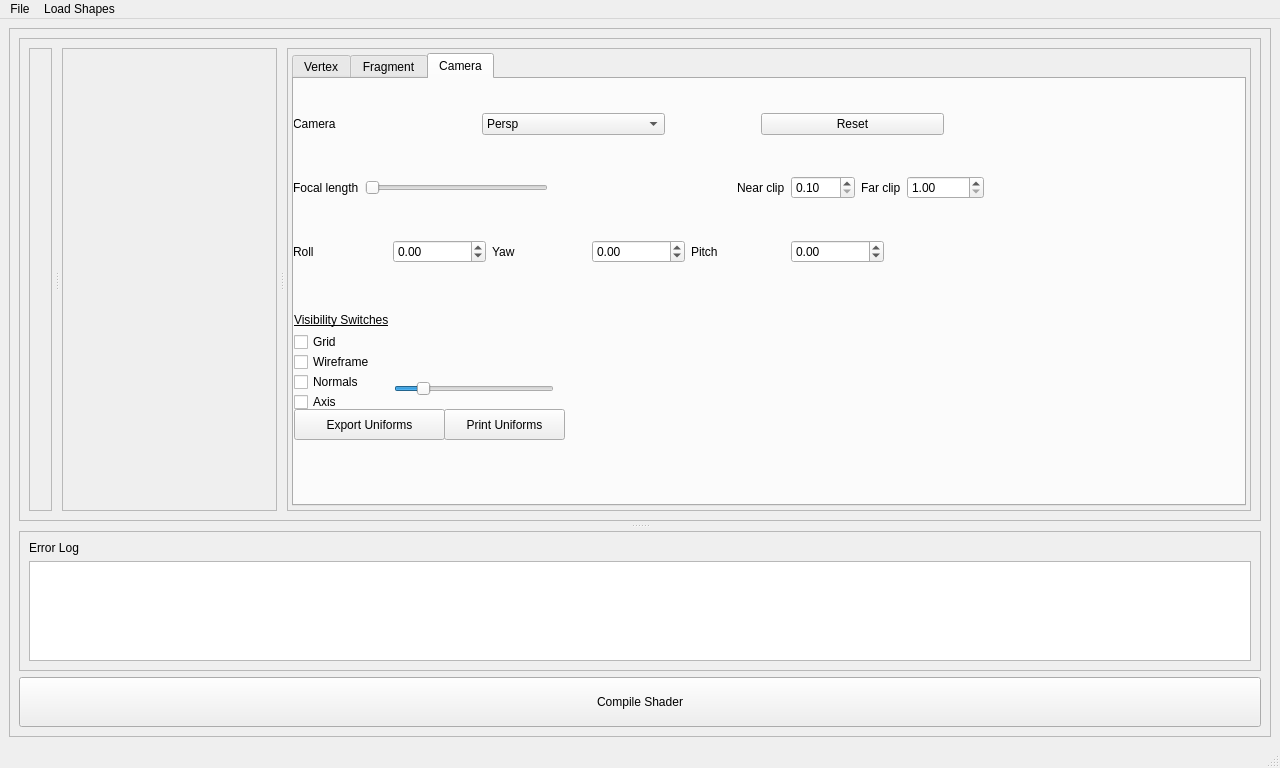
First picture: the form in ui/MainWindow.ui, repository NCCA/ShaderEnvironmentBuilder, before the edit.
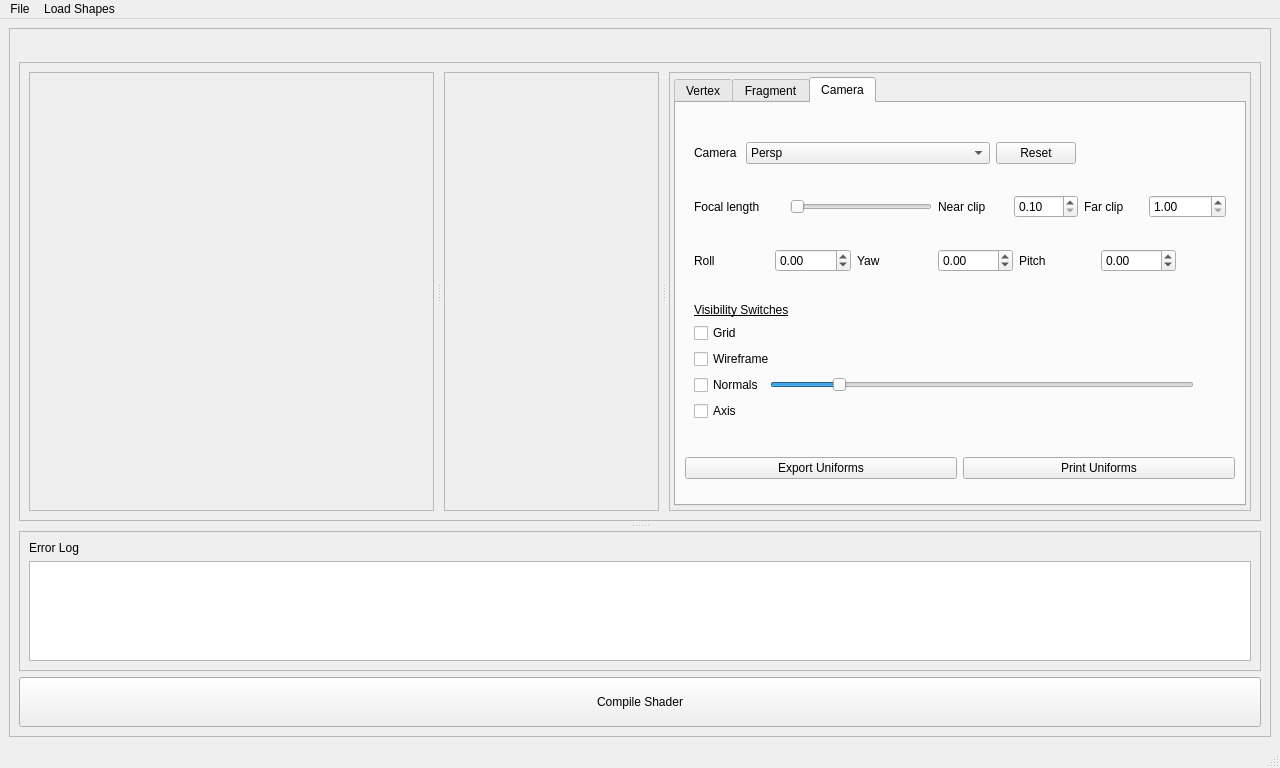
Second picture: the form after the edit. The open tabs and pages were chosen to show the change.

What changed in the file:
```diff
--- a/ui/MainWindow.ui
+++ b/ui/MainWindow.ui
@@ -10,6 +10,18 @@
     <height>768</height>
    </rect>
   </property>
+  <property name="sizePolicy">
+   <sizepolicy hsizetype="Preferred" vsizetype="Preferred">
+    <horstretch>0</horstretch>
+    <verstretch>0</verstretch>
+   </sizepolicy>
+  </property>
+  <property name="minimumSize">
+   <size>
+    <width>768</width>
+    <height>0</height>
+   </size>
+  </property>
   <property name="windowTitle">
    <string>CEB -- Chader Envionment Builder</string>
   </property>
@@ -30,6 +42,15 @@
        <enum>QFrame::Raised</enum>
       </property>
       <layout class="QVBoxLayout" name="verticalLayout_3">
+       <item>
+        <widget class="QWidget" name="test" native="true">
+         <layout class="QVBoxLayout" name="verticalLayout_5">
+          <item>
+           <widget class="QWidget" name="widget" native="true"/>
+          </item>
+         </layout>
+        </widget>
+       </item>
        <item>
         <widget class="QSplitter" name="m_splitV_mainContext">
          <property name="sizePolicy">
@@ -75,7 +96,7 @@
              <widget class="QFrame" name="m_f_gl_temp">
               <property name="sizePolicy">
                <sizepolicy hsizetype="Preferred" vsizetype="Preferred">
-                <horstretch>1</horstretch>
+                <horstretch>100</horstretch>
                 <verstretch>0</verstretch>
                </sizepolicy>
               </property>
@@ -123,7 +144,7 @@
                  <x>0</x>
                  <y>0</y>
                  <width>213</width>
-                 <height>443</height>
+                 <height>409</height>
                 </rect>
                </property>
                <property name="sizePolicy">
@@ -218,111 +239,124 @@
                    <string>Fragment</string>
                   </attribute>
                  </widget>
-                 <widget class="QWidget" name="tab">
+                 <widget class="QWidget" name="m_tab_camera">
+                  <property name="sizePolicy">
+                   <sizepolicy hsizetype="Expanding" vsizetype="Expanding">
+                    <horstretch>0</horstretch>
+                    <verstretch>0</verstretch>
+                   </sizepolicy>
+                  </property>
                   <attribute name="title">
                    <string>Camera</string>
                   </attribute>
-                  <widget class="QWidget" name="gridLayoutWidget">
-                   <property name="geometry">
-                    <rect>
-                     <x>-1</x>
-                     <y>-1</y>
-                     <width>751</width>
-                     <height>221</height>
-                    </rect>
-                   </property>
-                   <layout class="QGridLayout" name="gridLayout">
-                    <item row="2" column="0">
-                     <layout class="QHBoxLayout" name="horizontalLayout_3">
+                  <layout class="QVBoxLayout" name="m_vl_tab_camera">
                       <item>
-                       <widget class="QLabel" name="label_3">
-                        <property name="text">
-                         <string>Roll</string>
-                        </property>
-                       </widget>
-                      </item>
-                      <item>
-                       <widget class="QDoubleSpinBox" name="m_cameraRoll">
-                        <property name="minimum">
-                         <double>-360.000000000000000</double>
-                        </property>
-                        <property name="maximum">
-                         <double>360.000000000000000</double>
-                        </property>
-                        <property name="singleStep">
-                         <double>1.000000000000000</double>
-                        </property>
-                       </widget>
-                      </item>
-                      <item>
-                       <widget class="QLabel" name="label_4">
-                        <property name="text">
-                         <string>Yaw</string>
-                        </property>
-                       </widget>
-                      </item>
-                      <item>
-                       <widget class="QDoubleSpinBox" name="m_cameraYaw">
-                        <property name="minimum">
-                         <double>-360.000000000000000</double>
-                        </property>
-                        <property name="maximum">
-                         <double>360.000000000000000</double>
-                        </property>
-                        <property name="singleStep">
-                         <double>1.000000000000000</double>
-                        </property>
-                       </widget>
-                      </item>
+                    <widget class="QWidget" name="widget_3" native="true">
+                     <property name="sizePolicy">
+                      <sizepolicy hsizetype="Preferred" vsizetype="Maximum">
+                       <horstretch>0</horstretch>
+                       <verstretch>0</verstretch>
+                      </sizepolicy>
+                     </property>
+                     <property name="minimumSize">
+                      <size>
+                       <width>0</width>
+                       <height>0</height>
+                      </size>
+                     </property>
+                     <property name="maximumSize">
+                      <size>
+                       <width>16777215</width>
+                       <height>311</height>
+                      </size>
+                     </property>
+                     <layout class="QVBoxLayout" name="verticalLayout_9">
+                      <property name="sizeConstraint">
+                       <enum>QLayout::SetMinimumSize</enum>
+                      </property>
+                      <property name="leftMargin">
+                       <number>0</number>
+                      </property>
+                      <property name="topMargin">
+                       <number>0</number>
+                      </property>
+                      <property name="rightMargin">
+                       <number>0</number>
+                      </property>
+                      <property name="bottomMargin">
+                       <number>0</number>
+                      </property>
                       <item>
-                       <widget class="QLabel" name="label_5">
-                        <property name="text">
-                         <string>Pitch</string>
+                       <widget class="QFrame" name="frame">
+                        <property name="sizePolicy">
+                         <sizepolicy hsizetype="Maximum" vsizetype="Fixed">
+                          <horstretch>0</horstretch>
+                          <verstretch>0</verstretch>
+                         </sizepolicy>
                         </property>
-                       </widget>
-                      </item>
-                      <item>
-                       <widget class="QDoubleSpinBox" name="m_cameraPitch">
-                        <property name="minimum">
-                         <double>-360.000000000000000</double>
+                        <property name="minimumSize">
+                         <size>
+                          <width>400</width>
+                          <height>0</height>
+                         </size>
                         </property>
-                        <property name="maximum">
-                         <double>360.000000000000000</double>
-                        </property>
-                        <property name="singleStep">
-                         <double>1.000000000000000</double>
-                        </property>
-                       </widget>
-                      </item>
-                      <item>
-                       <spacer name="horizontalSpacer_4">
-                        <property name="orientation">
-                         <enum>Qt::Horizontal</enum>
-                        </property>
-                        <property name="sizeType">
-                         <enum>QSizePolicy::Fixed</enum>
-                        </property>
-                        <property name="sizeHint" stdset="0">
+                        <property name="maximumSize">
                          <size>
-                          <width>160</width>
-                          <height>20</height>
+                          <width>400</width>
+                          <height>16777215</height>
                          </size>
                         </property>
-                       </spacer>
-                      </item>
-                     </layout>
-                    </item>
-                    <item row="0" column="0">
+                        <property name="frameShape">
+                         <enum>QFrame::NoFrame</enum>
+                        </property>
+                        <property name="frameShadow">
+                         <enum>QFrame::Raised</enum>
+                        </property>
+                        <layout class="QVBoxLayout" name="verticalLayout_4">
+                         <item>
                      <layout class="QHBoxLayout" name="horizontalLayout">
+                           <property name="sizeConstraint">
+                            <enum>QLayout::SetDefaultConstraint</enum>
+                           </property>
+                           <property name="leftMargin">
+                            <number>0</number>
+                           </property>
+                           <property name="rightMargin">
+                            <number>0</number>
+                           </property>
                       <item>
                        <widget class="QLabel" name="label">
+                             <property name="sizePolicy">
+                              <sizepolicy hsizetype="Fixed" vsizetype="Preferred">
+                               <horstretch>0</horstretch>
+                               <verstretch>0</verstretch>
+                              </sizepolicy>
+                             </property>
+                             <property name="sizeIncrement">
+                              <size>
+                               <width>0</width>
+                               <height>0</height>
+                              </size>
+                             </property>
+                             <property name="layoutDirection">
+                              <enum>Qt::LeftToRight</enum>
+                             </property>
                         <property name="text">
                          <string>Camera </string>
                         </property>
+                             <property name="alignment">
+                              <set>Qt::AlignLeading|Qt::AlignLeft|Qt::AlignVCenter</set>
+                             </property>
                        </widget>
                       </item>
                       <item>
                        <widget class="QComboBox" name="m_comboBox_view">
+                             <property name="sizePolicy">
+                              <sizepolicy hsizetype="Expanding" vsizetype="Fixed">
+                               <horstretch>0</horstretch>
+                               <verstretch>0</verstretch>
+                              </sizepolicy>
+                             </property>
                         <item>
                          <property name="text">
                           <string>Persp</string>
@@ -350,51 +384,97 @@
                         </item>
                        </widget>
                       </item>
-                      <item>
-                       <spacer name="horizontalSpacer">
-                        <property name="orientation">
-                         <enum>Qt::Horizontal</enum>
-                        </property>
-                        <property name="sizeType">
-                         <enum>QSizePolicy::Fixed</enum>
-                        </property>
-                        <property name="sizeHint" stdset="0">
-                         <size>
-                          <width>90</width>
-                          <height>20</height>
-                         </size>
-                        </property>
-                       </spacer>
-                      </item>
                       <item>
                        <widget class="QPushButton" name="m_resetCam">
+                             <property name="sizePolicy">
+                              <sizepolicy hsizetype="Fixed" vsizetype="Fixed">
+                               <horstretch>0</horstretch>
+                               <verstretch>0</verstretch>
+                              </sizepolicy>
+                             </property>
                         <property name="text">
                          <string>Reset</string>
                         </property>
                        </widget>
                       </item>
+                          </layout>
+                         </item>
+                        </layout>
+                       </widget>
+                      </item>
                       <item>
-                       <spacer name="horizontalSpacer_3">
-                        <property name="orientation">
-                         <enum>Qt::Horizontal</enum>
+                       <widget class="QFrame" name="frame_2">
+                        <property name="sizePolicy">
+                         <sizepolicy hsizetype="MinimumExpanding" vsizetype="Fixed">
+                          <horstretch>0</horstretch>
+                          <verstretch>0</verstretch>
+                         </sizepolicy>
                         </property>
-                        <property name="sizeType">
-                         <enum>QSizePolicy::Fixed</enum>
+                        <property name="minimumSize">
+                         <size>
+                          <width>550</width>
+                          <height>0</height>
+                         </size>
                         </property>
-                        <property name="sizeHint" stdset="0">
+                        <property name="maximumSize">
                          <size>
-                          <width>100</width>
-                          <height>20</height>
+                          <width>400</width>
+                          <height>16777215</height>
                          </size>
                         </property>
-                       </spacer>
-                      </item>
-                     </layout>
-                    </item>
-                    <item row="1" column="0">
+                        <property name="frameShape">
+                         <enum>QFrame::NoFrame</enum>
+                        </property>
+                        <property name="frameShadow">
+                         <enum>QFrame::Raised</enum>
+                        </property>
+                        <layout class="QVBoxLayout" name="verticalLayout_6">
+                         <property name="spacing">
+                          <number>6</number>
+                         </property>
+                         <property name="leftMargin">
+                          <number>9</number>
+                         </property>
+                         <property name="topMargin">
+                          <number>9</number>
+                         </property>
+                         <property name="rightMargin">
+                          <number>9</number>
+                         </property>
+                         <property name="bottomMargin">
+                          <number>9</number>
+                         </property>
+                         <item>
                      <layout class="QHBoxLayout" name="horizontalLayout_2">
+                           <property name="sizeConstraint">
+                            <enum>QLayout::SetDefaultConstraint</enum>
+                           </property>
+                           <property name="leftMargin">
+                            <number>0</number>
+                           </property>
+                           <property name="topMargin">
+                            <number>0</number>
+                           </property>
+                           <property name="rightMargin">
+                            <number>0</number>
+                           </property>
+                           <property name="bottomMargin">
+                            <number>0</number>
+                           </property>
                       <item>
                        <widget class="QLabel" name="label_2">
+                             <property name="sizePolicy">
+                              <sizepolicy hsizetype="Fixed" vsizetype="Preferred">
+                               <horstretch>0</horstretch>
+                               <verstretch>0</verstretch>
+                              </sizepolicy>
+                             </property>
+                             <property name="minimumSize">
+                              <size>
+                               <width>90</width>
+                               <height>0</height>
+                              </size>
+                             </property>
                         <property name="text">
                          <string>Focal length</string>
                         </property>
@@ -402,26 +482,37 @@
                       </item>
                       <item>
                        <widget class="QSlider" name="m_sldr_cameraFov">
-                        <property name="orientation">
-                         <enum>Qt::Horizontal</enum>
-                        </property>
-                       </widget>
-                      </item>
-                      <item>
-                       <spacer name="horizontalSpacer_2">
-                        <property name="orientation">
-                         <enum>Qt::Horizontal</enum>
-                        </property>
-                        <property name="sizeHint" stdset="0">
+                             <property name="sizePolicy">
+                              <sizepolicy hsizetype="MinimumExpanding" vsizetype="Preferred">
+                               <horstretch>0</horstretch>
+                               <verstretch>0</verstretch>
+                              </sizepolicy>
+                             </property>
+                             <property name="minimumSize">
                          <size>
-                          <width>40</width>
-                          <height>20</height>
-                         </size>
-                        </property>
-                       </spacer>
+                               <width>0</width>
+                               <height>0</height>
+                              </size>
+                             </property>
+                             <property name="orientation">
+                              <enum>Qt::Horizontal</enum>
+                             </property>
+                            </widget>
                       </item>
                       <item>
                        <widget class="QLabel" name="label_7">
+                             <property name="sizePolicy">
+                              <sizepolicy hsizetype="Fixed" vsizetype="Preferred">
+                               <horstretch>0</horstretch>
+                               <verstretch>0</verstretch>
+                              </sizepolicy>
+                             </property>
+                             <property name="minimumSize">
+                              <size>
+                               <width>70</width>
+                               <height>0</height>
+                              </size>
+                             </property>
                         <property name="text">
                          <string>Near clip</string>
                         </property>
@@ -429,6 +520,12 @@
                       </item>
                       <item>
                        <widget class="QDoubleSpinBox" name="m_nearClip">
+                             <property name="sizePolicy">
+                              <sizepolicy hsizetype="Fixed" vsizetype="Fixed">
+                               <horstretch>0</horstretch>
+                               <verstretch>0</verstretch>
+                              </sizepolicy>
+                             </property>
                         <property name="minimum">
                          <double>0.100000000000000</double>
                         </property>
@@ -442,6 +539,18 @@
                       </item>
                       <item>
                        <widget class="QLabel" name="label_8">
+                             <property name="sizePolicy">
+                              <sizepolicy hsizetype="Fixed" vsizetype="Preferred">
+                               <horstretch>0</horstretch>
+                               <verstretch>0</verstretch>
+                              </sizepolicy>
+                             </property>
+                             <property name="minimumSize">
+                              <size>
+                               <width>59</width>
+                               <height>0</height>
+                              </size>
+                             </property>
                         <property name="text">
                          <string>Far clip</string>
                         </property>
@@ -449,6 +558,12 @@
                       </item>
                       <item>
                        <widget class="QDoubleSpinBox" name="m_farClip">
+                             <property name="sizePolicy">
+                              <sizepolicy hsizetype="Fixed" vsizetype="Fixed">
+                               <horstretch>0</horstretch>
+                               <verstretch>0</verstretch>
+                              </sizepolicy>
+                             </property>
                         <property name="minimum">
                          <double>1.000000000000000</double>
                         </property>
@@ -460,150 +575,243 @@
                         </property>
                        </widget>
                       </item>
+                          </layout>
+                         </item>
+                        </layout>
+                       </widget>
+                      </item>
                       <item>
-                       <spacer name="horizontalSpacer_5">
-                        <property name="orientation">
-                         <enum>Qt::Horizontal</enum>
+                       <widget class="QFrame" name="frame_3">
+                        <property name="sizePolicy">
+                         <sizepolicy hsizetype="Maximum" vsizetype="Fixed">
+                          <horstretch>0</horstretch>
+                          <verstretch>0</verstretch>
+                         </sizepolicy>
                         </property>
-                        <property name="sizeType">
-                         <enum>QSizePolicy::Fixed</enum>
-                        </property>
-                        <property name="sizeHint" stdset="0">
+                        <property name="minimumSize">
                          <size>
-                          <width>60</width>
-                          <height>20</height>
+                          <width>500</width>
+                          <height>0</height>
                          </size>
                         </property>
-                       </spacer>
-                      </item>
-                     </layout>
-                    </item>
-                   </layout>
-                  </widget>
-                  <widget class="QSlider" name="m_normalSize">
-                   <property name="geometry">
-                    <rect>
-                     <x>100</x>
-                     <y>300</y>
-                     <width>160</width>
-                     <height>19</height>
-                    </rect>
-                   </property>
+                        <property name="frameShape">
+                         <enum>QFrame::NoFrame</enum>
+                        </property>
+                        <property name="frameShadow">
+                         <enum>QFrame::Raised</enum>
+                        </property>
+                        <layout class="QVBoxLayout" name="verticalLayout_7">
+                         <item>
+                          <layout class="QHBoxLayout" name="horizontalLayout_3">
+                           <item>
+                            <widget class="QLabel" name="label_3">
+                             <property name="text">
+                              <string>Roll</string>
+                             </property>
+                            </widget>
+                           </item>
+                           <item>
+                            <widget class="QDoubleSpinBox" name="m_cameraRoll">
+                             <property name="minimum">
+                              <double>-360.000000000000000</double>
+                             </property>
+                             <property name="maximum">
+                              <double>360.000000000000000</double>
+                             </property>
+                             <property name="singleStep">
+                              <double>1.000000000000000</double>
+                             </property>
+                            </widget>
+                           </item>
+                           <item>
+                            <widget class="QLabel" name="label_4">
+                             <property name="text">
+                              <string>Yaw</string>
+                             </property>
+                            </widget>
+                           </item>
+                           <item>
+                            <widget class="QDoubleSpinBox" name="m_cameraYaw">
+                             <property name="minimum">
+                              <double>-360.000000000000000</double>
+                             </property>
+                             <property name="maximum">
+                              <double>360.000000000000000</double>
+                             </property>
+                             <property name="singleStep">
+                              <double>1.000000000000000</double>
+                             </property>
+                            </widget>
+                           </item>
+                           <item>
+                            <widget class="QLabel" name="label_5">
+                             <property name="text">
+                              <string>Pitch</string>
+                             </property>
+                            </widget>
+                           </item>
+                           <item>
+                            <widget class="QDoubleSpinBox" name="m_cameraPitch">
                    <property name="minimum">
-                    <number>1</number>
+                              <double>-360.000000000000000</double>
                    </property>
                    <property name="maximum">
-                    <number>60</number>
+                              <double>360.000000000000000</double>
                    </property>
                    <property name="singleStep">
-                    <number>1</number>
-                   </property>
-                   <property name="value">
-                    <number>10</number>
-                   </property>
-                   <property name="sliderPosition">
-                    <number>10</number>
-                   </property>
-                   <property name="orientation">
-                    <enum>Qt::Horizontal</enum>
-                   </property>
-                  </widget>
+                              <double>1.000000000000000</double>
+                             </property>
+                            </widget>
+                           </item>
+                          </layout>
+                         </item>
+                        </layout>
+                       </widget>
+                      </item>
+                      <item>
+                       <widget class="QFrame" name="frame_4">
+                        <property name="sizePolicy">
+                         <sizepolicy hsizetype="Maximum" vsizetype="Fixed">
+                          <horstretch>0</horstretch>
+                          <verstretch>0</verstretch>
+                         </sizepolicy>
+                        </property>
+                        <property name="minimumSize">
+                         <size>
+                          <width>0</width>
+                          <height>0</height>
+                         </size>
+                        </property>
+                        <property name="frameShape">
+                         <enum>QFrame::NoFrame</enum>
+                        </property>
+                        <property name="frameShadow">
+                         <enum>QFrame::Raised</enum>
+                        </property>
+                        <layout class="QVBoxLayout" name="verticalLayout_8">
+                         <item>
+                          <widget class="QLabel" name="label_6">
+                           <property name="font">
+                            <font>
+                             <underline>true</underline>
+                            </font>
+                           </property>
+                           <property name="text">
+                            <string>Visibility Switches</string>
+                           </property>
+                          </widget>
+                         </item>
+                         <item>
+                          <widget class="QCheckBox" name="m_showGrid">
+                           <property name="text">
+                            <string>Grid</string>
+                           </property>
+                          </widget>
+                         </item>
+                         <item>
                   <widget class="QCheckBox" name="m_showWireframe">
-                   <property name="geometry">
-                    <rect>
-                     <x>0</x>
-                     <y>270</y>
-                     <width>96</width>
-                     <height>26</height>
-                    </rect>
-                   </property>
                    <property name="text">
                     <string>Wireframe</string>
                    </property>
                   </widget>
+                         </item>
+                         <item>
+                          <widget class="QWidget" name="widget_2" native="true">
+                           <property name="sizePolicy">
+                            <sizepolicy hsizetype="MinimumExpanding" vsizetype="Preferred">
+                             <horstretch>0</horstretch>
+                             <verstretch>0</verstretch>
+                            </sizepolicy>
+                           </property>
+                           <property name="minimumSize">
+                            <size>
+                             <width>500</width>
+                             <height>0</height>
+                            </size>
+                           </property>
+                           <layout class="QHBoxLayout" name="horizontalLayout_4">
+                            <property name="leftMargin">
+                             <number>0</number>
+                            </property>
+                            <property name="topMargin">
+                             <number>0</number>
+                            </property>
+                            <property name="rightMargin">
+                             <number>0</number>
+                            </property>
+                            <property name="bottomMargin">
+                             <number>0</number>
+                            </property>
+                            <item>
                   <widget class="QCheckBox" name="m_showNormals">
-                   <property name="geometry">
-                    <rect>
-                     <x>0</x>
-                     <y>290</y>
-                     <width>96</width>
-                     <height>26</height>
-                    </rect>
-                   </property>
                    <property name="text">
                     <string>Normals</string>
                    </property>
                   </widget>
-                  <widget class="QCheckBox" name="m_showGrid">
-                   <property name="geometry">
-                    <rect>
-                     <x>0</x>
-                     <y>250</y>
-                     <width>96</width>
-                     <height>26</height>
-                    </rect>
-                   </property>
+                            </item>
+                            <item>
+                             <widget class="QSlider" name="m_normalSize">
+                              <property name="sizePolicy">
+                               <sizepolicy hsizetype="Expanding" vsizetype="Preferred">
+                                <horstretch>0</horstretch>
+                                <verstretch>0</verstretch>
+                               </sizepolicy>
+                              </property>
+                              <property name="minimum">
+                               <number>1</number>
+                              </property>
+                              <property name="maximum">
+                               <number>60</number>
+                              </property>
+                              <property name="singleStep">
+                               <number>1</number>
+                              </property>
+                              <property name="value">
+                               <number>10</number>
+                              </property>
+                              <property name="sliderPosition">
+                               <number>10</number>
+                              </property>
+                              <property name="orientation">
+                               <enum>Qt::Horizontal</enum>
+                              </property>
+                             </widget>
+                            </item>
+                           </layout>
+                          </widget>
+                         </item>
+                         <item>
+                          <widget class="QCheckBox" name="m_showAxis">
                    <property name="text">
-                    <string>Grid</string>
-                   </property>
-                  </widget>
+                            <string>Axis</string>
+                           </property>
+                          </widget>
+                         </item>
+                        </layout>
+                       </widget>
+                      </item>
+                     </layout>
+                    </widget>
+                   </item>
+                   <item>
+                    <layout class="QHBoxLayout" name="horizontalLayout_5">
+                     <item>
                   <widget class="QPushButton" name="m_exportUniforms">
-                   <property name="geometry">
-                    <rect>
-                     <x>0</x>
-                     <y>330</y>
-                     <width>151</width>
-                     <height>31</height>
-                    </rect>
-                   </property>
                    <property name="text">
                     <string>Export Uniforms</string>
                    </property>
                   </widget>
+                     </item>
+                     <item>
                   <widget class="QPushButton" name="m_printUniforms">
-                   <property name="geometry">
-                    <rect>
-                     <x>150</x>
-                     <y>330</y>
-                     <width>121</width>
-                     <height>31</height>
-                    </rect>
-                   </property>
                    <property name="text">
                     <string>Print Uniforms</string>
                    </property>
                   </widget>
-                  <widget class="QCheckBox" name="m_showAxis">
-                   <property name="geometry">
-                    <rect>
-                     <x>0</x>
-                     <y>310</y>
-                     <width>96</width>
-                     <height>26</height>
-                    </rect>
-                   </property>
-                   <property name="text">
-                    <string>Axis</string>
-                   </property>
-                  </widget>
-                  <widget class="QLabel" name="label_6">
-                   <property name="geometry">
-                    <rect>
-                     <x>0</x>
-                     <y>230</y>
-                     <width>131</width>
-                     <height>21</height>
-                    </rect>
-                   </property>
-                   <property name="font">
-                    <font>
-                     <underline>true</underline>
-                    </font>
-                   </property>
-                   <property name="text">
-                    <string>Visibility Switches</string>
-                   </property>
-                  </widget>
+                     </item>
+                    </layout>
+                   </item>
+                  </layout>
                  </widget>
                 </widget>
                </item>
```
Left out of the diff: 2 changed lines with no effect on the pictures. Lines whose indentation alone changed are shown as unchanged.
